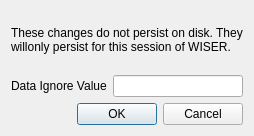
First picture: the form in src/wiser/gui/ui_files/dataset_editor.ui, repository Ehlmann-research-group/WISER, before the edit.
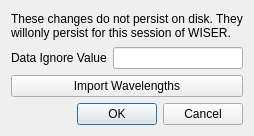
Second picture: the form after the edit.

The edit to the form file:
```diff
--- a/src/wiser/gui/ui_files/dataset_editor.ui
+++ b/src/wiser/gui/ui_files/dataset_editor.ui
@@ -36,6 +36,13 @@
      </item>
     </layout>
    </item>
+   <item>
+    <widget class="QPushButton" name="btn_import_wavelengths">
+     <property name="text">
+      <string>Import Wavelengths</string>
+     </property>
+    </widget>
+   </item>
    <item>
     <widget class="QDialogButtonBox" name="buttonBox">
      <property name="orientation">
```
